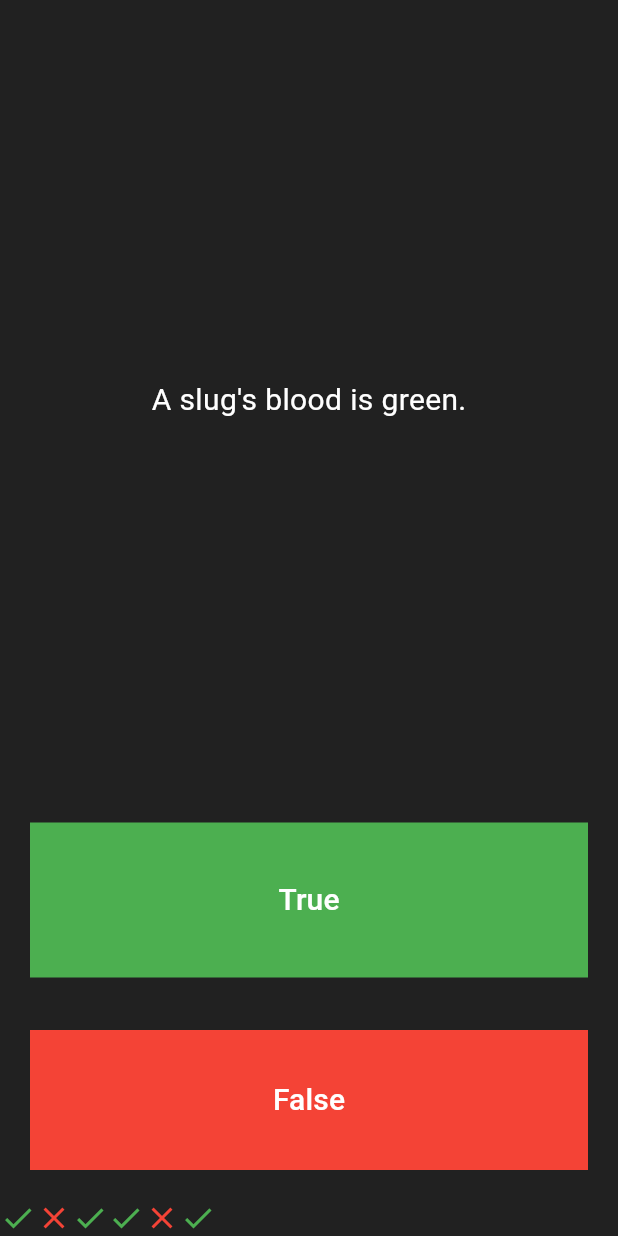
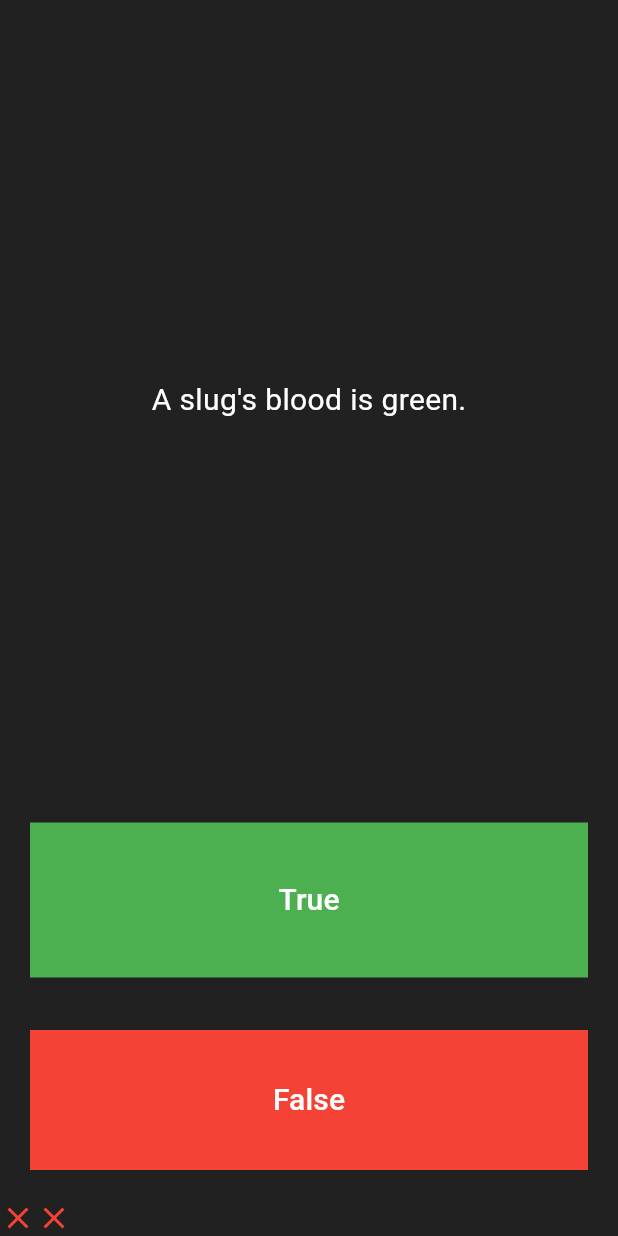
Before and after one commit to junsan/flutter_quiz, a Flutter app: the screen it shows after launch, after a tap on "True", after a tap on "False", on a phone screen of 412 x 824 dp. Run offline on Flutter 3.47's test engine with Material 3 defaults, Android fonts, the phone set to English and light mode, and no system bars; our stand-ins replace rflutter_alert.

```diff
--- a/lib/main.dart
+++ b/lib/main.dart
@@ -2,6 +2,7 @@ import 'package:flutter/cupertino.dart';
 import 'package:flutter/material.dart';
 import 'package:flutter/widgets.dart';
 import 'quiz_questions.dart';
+import 'package:rflutter_alert/rflutter_alert.dart';
 
 QuizQuestion quizQuestion = QuizQuestion();
 
@@ -17,37 +18,32 @@ class Quizzler extends StatefulWidget {
 }
 
 class _QuizzlerState extends State<Quizzler> {
+  List<Icon> scoreKeeper = [];
 
-  List<Icon> scoreKeeper = [
-    Icon(
-      Icons.check,
-      color: Colors.green,
-    ),
-    Icon(
-      Icons.close,
-      color: Colors.red,
-    ),
-    Icon(
-      Icons.check,
-      color: Colors.green,
-    ),
-    Icon(
-      Icons.check,
-      color: Colors.green,
-    ),
-    Icon(
-      Icons.close,
-      color: Colors.red,
-    )
-  ];
+  void checkAnswer(userAnswer) {
+    setState(() {
+      if (quizQuestion.getCurrentQuestionNumber() >=
+          quizQuestion.getQuestionLength() - 1) {
+        quizQuestion.resetQuestion();
+      } else if (quizQuestion.getCorrectAnswer() == userAnswer) {
+        scoreKeeper.add(const Icon(Icons.check, color: Colors.green));
+        quizQuestion.nextQuestion();
+      } else {
+        scoreKeeper.add(const Icon(Icons.close, color: Colors.red));
+        quizQuestion.nextQuestion();
+      }
+    });
+  }
 
   @override
   Widget build(BuildContext context) {
     return MaterialApp(
       debugShowCheckedModeBanner: false,
+      localizationsDelegates: [DefaultMaterialLocalizations.delegate],
       home: Scaffold(
           backgroundColor: Colors.grey.shade900,
-        body: Column(
+          body: Builder(
+            builder: (context) => Column(
               crossAxisAlignment: CrossAxisAlignment.stretch,
               children: [
                 Expanded(
@@ -55,7 +51,8 @@ class _QuizzlerState extends State<Quizzler> {
                   child: Center(
                     child: Container(
                       margin: EdgeInsets.all(20),
-                  child: Text(quizQuestion.getQuestion(),
+                      child: Text(
+                        quizQuestion.getQuestion(),
                         style: TextStyle(
                           color: Colors.white,
                           fontSize: 20,
@@ -71,26 +68,20 @@ class _QuizzlerState extends State<Quizzler> {
                     margin: EdgeInsets.symmetric(vertical: 15, horizontal: 20),
                     child: TextButton(
                       onPressed: () {
-                    if (quizQuestion.getCorrectAnswer() == true) {
-                      print('Correct answer!');
-                    } else {
-                      print('Wrong answer!');
+                        if (quizQuestion.getCurrentQuestionNumber() >=
+                            quizQuestion.getQuestionLength() - 1) {
+                          Alert(
+                                  context: context,
+                                  title: "Question",
+                                  desc:
+                                      "No more question. Question will reset now")
+                              .show();
                         }
-                    setState(() {
-                      quizQuestion.nextQuestion();
-                      scoreKeeper.add(
-                        const Icon(
-                          Icons.check,
-                          color: Colors.green
-                        )
-                      );
-                    });
+                        checkAnswer(true);
                       },
-                  child: const Text('True',
-                    style: TextStyle(
-                      fontSize: 20,
-                      color: Colors.white
-                    ),
+                      child: const Text(
+                        'True',
+                        style: TextStyle(fontSize: 20, color: Colors.white),
                       ),
                     ),
                   ),
@@ -102,21 +93,20 @@ class _QuizzlerState extends State<Quizzler> {
                     margin: EdgeInsets.symmetric(vertical: 20, horizontal: 20),
                     child: TextButton(
                       onPressed: () {
-                    if (quizQuestion.getCorrectAnswer() == false) {
-                      print('Correct answer!');
-                    } else {
-                      print('Wrong answer!');
+                        if (quizQuestion.getCurrentQuestionNumber() >=
+                            quizQuestion.getQuestionLength() - 1) {
+                          Alert(
+                              context: context,
+                              title: "Question",
+                              desc:
+                              "No more question. Question will reset now")
+                              .show();
                         }
-
-                    setState(() {
-                      quizQuestion.nextQuestion();
-                    });
+                        checkAnswer(false);
                       },
-                  child: const Text('False',
-                    style: TextStyle(
-                      fontSize: 20,
-                      color: Colors.white
-                    ),
+                      child: const Text(
+                        'False',
+                        style: TextStyle(fontSize: 20, color: Colors.white),
                       ),
                     ),
                   ),
@@ -125,8 +115,8 @@ class _QuizzlerState extends State<Quizzler> {
                   children: scoreKeeper,
                 ),
               ],
-        )
             ),
+          )),
     );
   }
 }
--- a/lib/quiz_questions.dart
+++ b/lib/quiz_questions.dart
@@ -31,6 +31,18 @@ class QuizQuestion {
         true),
   ];
 
+  int getQuestionLength() {
+    return _questionsList.length;
+  }
+
+  int getCurrentQuestionNumber() {
+    return _questionNumber;
+  }
+
+  void resetQuestion() {
+    _questionNumber = 0;
+  }
+
   void nextQuestion() {
     if (_questionNumber < _questionsList.length - 1) {
       _questionNumber++;
--- a/pubspec.yaml
+++ b/pubspec.yaml
@@ -35,6 +35,7 @@ dependencies:
   # The following adds the Cupertino Icons font to your application.
   # Use with the CupertinoIcons class for iOS style icons.
   cupertino_icons: ^1.0.6
+  rflutter_alert: ^2.0.7
 
 dev_dependencies:
   flutter_test:
```
Also changed, not shown: pubspec.lock. Lines whose indentation alone changed are shown as unchanged.
